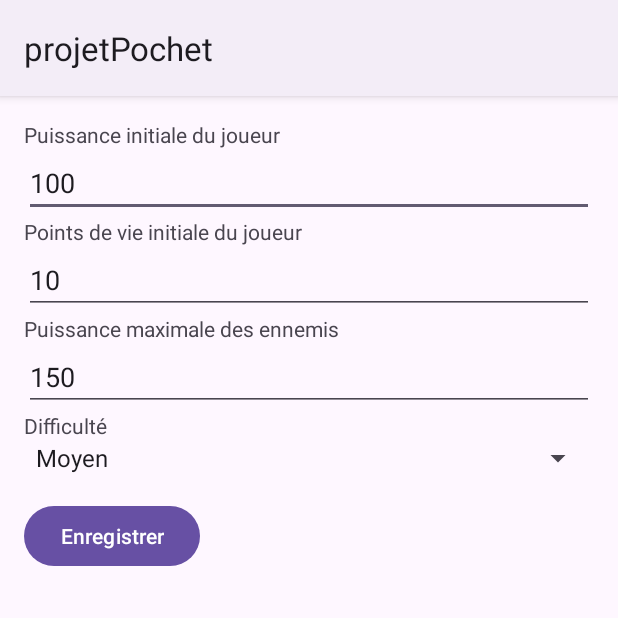
After one commit to pochmax/projetPochet, an Android app: the SettingsActivity screen opened directly, with no data from a screen before it, on a phone screen of 412 x 824 dp, the top half of it. The commit adds this screen. Run offline under Robolectric (Android 15) with nearby library versions, the phone set to English and light mode, and no system bars.

Commit message:
comments/ settings/ charm potion

```diff
--- a/app/src/main/AndroidManifest.xml
+++ b/app/src/main/AndroidManifest.xml
@@ -22,6 +22,7 @@
             </intent-filter>
         </activity>
         <activity android:name=".CombatActivity"/>
+        <activity android:name=".SettingsActivity"/>
     </application>
 
 </manifest>
--- /dev/null
+++ b/app/src/main/java/com/example/projetpochet/SettingsActivity.java
@@ -0,0 +1,54 @@
+package com.example.projetpochet;
+
+import android.content.Intent;
+import android.content.SharedPreferences;
+import android.os.Bundle;
+import android.widget.Button;
+import android.widget.EditText;
+import android.widget.Spinner;
+import android.widget.Toast;
+
+import androidx.appcompat.app.AppCompatActivity;
+
+
+
+public class SettingsActivity extends AppCompatActivity {
+
+    @Override
+    protected void onCreate(Bundle savedInstanceState) {
+        super.onCreate(savedInstanceState);
+        setContentView(R.layout.activity_settings);
+
+        EditText initialPowerEditText = findViewById(R.id.initialPlayerPower);
+        EditText initialHealthEditText = findViewById(R.id.initialPlayerHealth);
+        EditText maxEnemyPowerEditText = findViewById(R.id.maxEnemyPower);
+        Spinner difficultySpinner = findViewById(R.id.difficultySpinner);
+
+        // Charger les valeurs actuelles
+        SharedPreferences preferences = getSharedPreferences("GameSettings", MODE_PRIVATE);
+        initialPowerEditText.setText(String.valueOf(preferences.getInt("initialPower", 100)));
+        initialHealthEditText.setText(String.valueOf(preferences.getInt("initialHealth", 10)));
+        maxEnemyPowerEditText.setText(String.valueOf(preferences.getInt("maxEnemyPower", 150)));
+        int difficultyPosition = preferences.getInt("difficultyPosition", 1); // 1 = Moyen
+        difficultySpinner.setSelection(difficultyPosition);
+
+        // Bouton pour sauvegarder les paramètres
+        Button saveButton = findViewById(R.id.saveSettingsButton);
+        saveButton.setOnClickListener(v -> {
+            SharedPreferences.Editor editor = preferences.edit();
+            editor.putInt("initialPower", Integer.parseInt(initialPowerEditText.getText().toString()));
+            editor.putInt("initialHealth", Integer.parseInt(initialHealthEditText.getText().toString()));
+            editor.putInt("maxEnemyPower", Integer.parseInt(maxEnemyPowerEditText.getText().toString()));
+            editor.putInt("difficultyPosition", difficultySpinner.getSelectedItemPosition());
+            editor.putString("difficulty", difficultySpinner.getSelectedItem().toString());
+            editor.apply();
+
+            Toast.makeText(this, "Paramètres enregistrés", Toast.LENGTH_SHORT).show();
+            // Redémarrer l'activité pour appliquer les modifications
+            Intent restartIntent = new Intent(this, MainActivity.class);
+            restartIntent.addFlags(Intent.FLAG_ACTIVITY_CLEAR_TOP | Intent.FLAG_ACTIVITY_NEW_TASK);
+            startActivity(restartIntent);
+            finish();
+        });
+    }
+}
--- a/app/src/main/res/layout/activity_combat.xml
+++ b/app/src/main/res/layout/activity_combat.xml
@@ -12,7 +12,7 @@
         <TextView
             android:layout_width="wrap_content"
             android:layout_height="wrap_content"
-            android:text="Joueur"
+            android:text="@string/player"
             android:textSize="18sp" />
 
         <LinearLayout
--- /dev/null
+++ b/app/src/main/res/layout/activity_settings.xml
@@ -0,0 +1,55 @@
+<?xml version="1.0" encoding="utf-8"?>
+<LinearLayout
+    xmlns:android="http://schemas.android.com/apk/res/android"
+    android:layout_width="match_parent"
+    android:layout_height="match_parent"
+    android:orientation="vertical"
+    android:padding="16dp">
+
+    <TextView
+        android:text="@string/initial_power"
+        android:layout_width="wrap_content"
+        android:layout_height="wrap_content"/>
+    <EditText
+        android:id="@+id/initialPlayerPower"
+        android:inputType="number"
+        android:layout_width="match_parent"
+        android:layout_height="wrap_content"/>
+
+    <TextView
+        android:text="@string/initial_health"
+        android:layout_width="wrap_content"
+        android:layout_height="wrap_content"/>
+    <EditText
+        android:id="@+id/initialPlayerHealth"
+        android:inputType="number"
+        android:layout_width="match_parent"
+        android:layout_height="wrap_content"/>
+
+    <TextView
+        android:text="@string/max_enemy_power"
+        android:layout_width="wrap_content"
+        android:layout_height="wrap_content"/>
+    <EditText
+        android:id="@+id/maxEnemyPower"
+        android:inputType="number"
+        android:layout_width="match_parent"
+        android:layout_height="wrap_content"/>
+
+    <TextView
+        android:text="@string/difficulty"
+        android:layout_width="wrap_content"
+        android:layout_height="wrap_content"/>
+    <Spinner
+        android:id="@+id/difficultySpinner"
+        android:layout_width="match_parent"
+        android:layout_height="wrap_content"
+        android:entries="@array/difficulty_levels"/>
+
+    <Button
+        android:id="@+id/saveSettingsButton"
+        android:text="@string/save"
+        android:layout_width="wrap_content"
+        android:layout_height="wrap_content"
+        android:layout_marginTop="16dp"/>
+</LinearLayout>
--- a/app/src/main/res/menu/menu.xml
+++ b/app/src/main/res/menu/menu.xml
@@ -2,6 +2,8 @@
 <menu xmlns:android="http://schemas.android.com/apk/res/android">
     <item android:id="@+id/restart"
         android:title="@string/restart"/>
+    <item android:id="@+id/settings"
+        android:title="@string/settings"/>
     <item android:id="@+id/quit"
         android:title="@string/quit"/>
 </menu>
--- a/app/src/main/res/values/strings.xml
+++ b/app/src/main/res/values/strings.xml
@@ -11,4 +11,17 @@
     <string name="flee">Fuite</string>
     <string name="resultTitle">Résultat du combat</string>
     <string name="result">En attente...</string>
+    <string name="settings">Paramètres</string>
+    <string name="initial_power">Puissance initiale du joueur</string>
+    <string name="initial_health">Points de vie initiale du joueur</string>
+    <string name="max_enemy_power">Puissance maximale des ennemis</string>
+    <string name="difficulty">Difficulté</string>
+    <string name="player">Joueur</string>
+    <string name="toast_text">Vous avez gagné !</string>
+    <string name="save">Enregistrer</string>
+    <string-array name="difficulty_levels">
+        <item>Facile</item>
+        <item>Moyen</item>
+        <item>Difficile</item>
+    </string-array>
 </resources>
```
Also changed, not shown: app/src/main/java/com/example/projetpochet/CombatActivity.java (+10 -6 lines), app/src/main/java/com/example/projetpochet/MainActivity.java (+98 -14 lines), app/src/main/res/layout/activity_main.xml (+0 -8 lines), app/src/main/res/layout/custom_toast.xml (added, +23 -0 lines), app/src/main/res/drawable/charm.png (added), app/src/main/res/drawable/potion.png (added).
